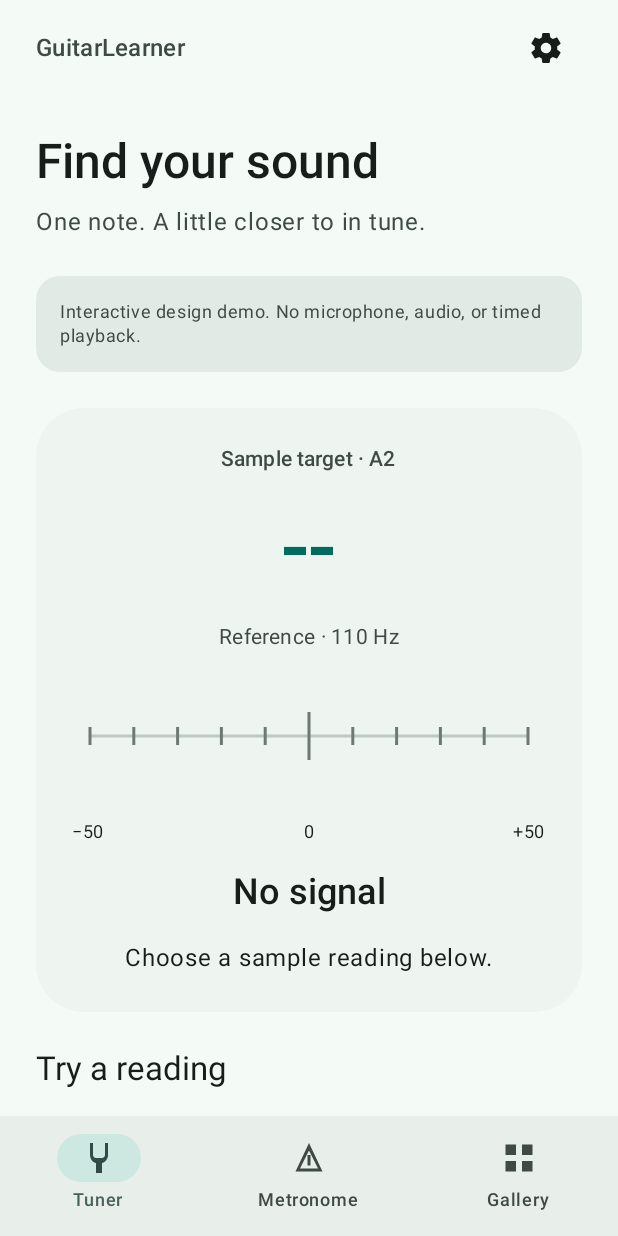
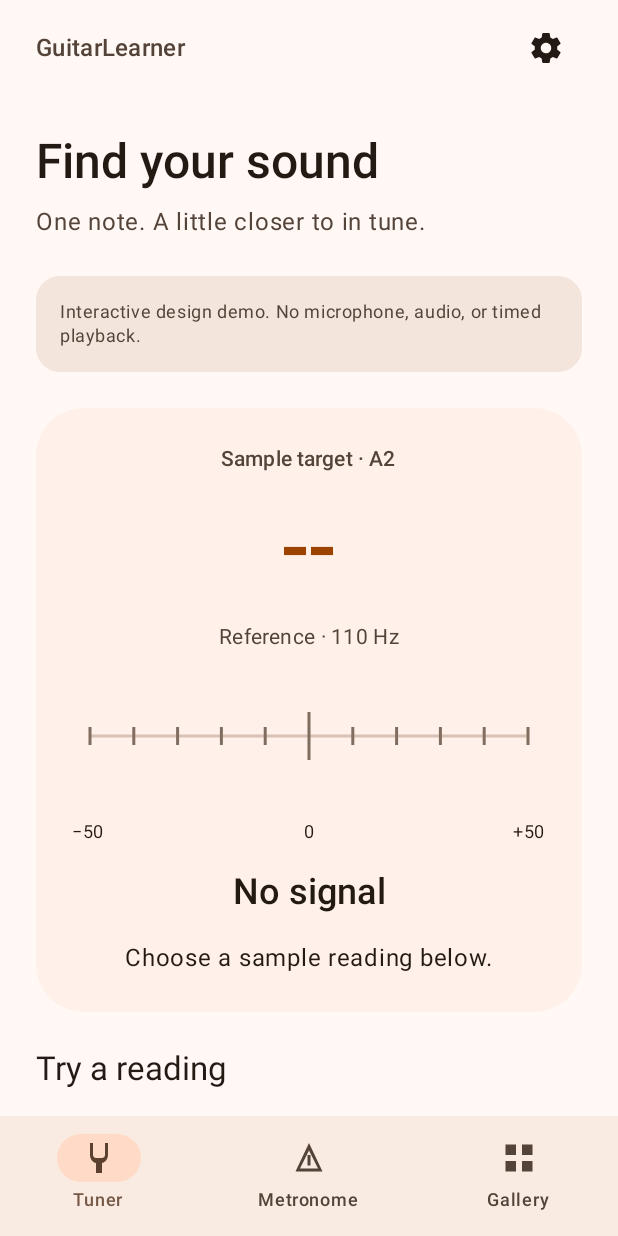
Before and after one commit to pekochan069/GuitarLearner, an Android app built with Jetpack Compose: the screen it shows after launch (MainActivity), on a phone screen of 412 x 824 dp. Run offline under Robolectric (Android 15) with nearby library versions, the light colour scheme and no system bars; our stand-ins replace Material 3 Expressive styles (plain Material 3 is drawn).

Commit message:
feat: change primary color to orange

```diff
--- a/app/src/main/java/com/pekochan069/guitarlearner/ui/theme/Color.kt
+++ b/app/src/main/java/com/pekochan069/guitarlearner/ui/theme/Color.kt
@@ -5,103 +5,103 @@ import androidx.compose.material3.lightColorScheme
 import androidx.compose.ui.graphics.Color
 
 internal val LightColors = lightColorScheme(
-    primary = Color(0xFF006B5F),
+    primary = Color(0xFF9C4300),
     onPrimary = Color(0xFFFFFFFF),
-    primaryContainer = Color(0xFF9EF2E3),
-    onPrimaryContainer = Color(0xFF005047),
-    inversePrimary = Color(0xFF82D5C7),
-    secondary = Color(0xFF4A635E),
+    primaryContainer = Color(0xFFFFDBC7),
+    onPrimaryContainer = Color(0xFF783100),
+    inversePrimary = Color(0xFFFFB68A),
+    secondary = Color(0xFF755846),
     onSecondary = Color(0xFFFFFFFF),
-    secondaryContainer = Color(0xFFCDE8E1),
-    onSecondaryContainer = Color(0xFF324B46),
-    tertiary = Color(0xFF48617B),
+    secondaryContainer = Color(0xFFFFDBC7),
+    onSecondaryContainer = Color(0xFF5C4130),
+    tertiary = Color(0xFF715C00),
     onTertiary = Color(0xFFFFFFFF),
-    tertiaryContainer = Color(0xFFD0E4FF),
-    onTertiaryContainer = Color(0xFF304963),
-    background = Color(0xFFF4FBF7),
-    onBackground = Color(0xFF161D1B),
-    surface = Color(0xFFF4FBF7),
-    onSurface = Color(0xFF161D1B),
-    surfaceVariant = Color(0xFFDAE5E0),
-    onSurfaceVariant = Color(0xFF3F4945),
-    surfaceTint = Color(0xFF006B5F),
-    inverseSurface = Color(0xFF2B322F),
-    inverseOnSurface = Color(0xFFECF3EF),
+    tertiaryContainer = Color(0xFFFFE08B),
+    onTertiaryContainer = Color(0xFF554500),
+    background = Color(0xFFFFF8F5),
+    onBackground = Color(0xFF241A14),
+    surface = Color(0xFFFFF8F5),
+    onSurface = Color(0xFF241A14),
+    surfaceVariant = Color(0xFFF4DED3),
+    onSurfaceVariant = Color(0xFF534339),
+    surfaceTint = Color(0xFF9C4300),
+    inverseSurface = Color(0xFF3A2E27),
+    inverseOnSurface = Color(0xFFFFEDE3),
     error = Color(0xFFBA1A1A),
     onError = Color(0xFFFFFFFF),
     errorContainer = Color(0xFFFFDAD6),
     onErrorContainer = Color(0xFF93000A),
-    outline = Color(0xFF6F7974),
-    outlineVariant = Color(0xFFBEC9C3),
+    outline = Color(0xFF806D60),
+    outlineVariant = Color(0xFFD8C2B5),
     scrim = Color(0xFF000000),
-    surfaceBright = Color(0xFFF4FBF7),
-    surfaceDim = Color(0xFFD5DDD8),
+    surfaceBright = Color(0xFFFFF8F5),
+    surfaceDim = Color(0xFFE5D7CE),
     surfaceContainerLowest = Color(0xFFFFFFFF),
-    surfaceContainerLow = Color(0xFFEEF5F1),
-    surfaceContainer = Color(0xFFE8EFEB),
-    surfaceContainerHigh = Color(0xFFE2EAE5),
-    surfaceContainerHighest = Color(0xFFDCE4E0),
-    primaryFixed = Color(0xFF9EF2E3),
-    primaryFixedDim = Color(0xFF82D5C7),
-    onPrimaryFixed = Color(0xFF00201B),
-    onPrimaryFixedVariant = Color(0xFF005047),
-    secondaryFixed = Color(0xFFCDE8E1),
-    secondaryFixedDim = Color(0xFFB1CCC5),
-    onSecondaryFixed = Color(0xFF06201B),
-    onSecondaryFixedVariant = Color(0xFF324B46),
-    tertiaryFixed = Color(0xFFD0E4FF),
-    tertiaryFixedDim = Color(0xFFB0C9E8),
-    onTertiaryFixed = Color(0xFF001D34),
-    onTertiaryFixedVariant = Color(0xFF304963),
+    surfaceContainerLow = Color(0xFFFFF1E9),
+    surfaceContainer = Color(0xFFF9EBE2),
+    surfaceContainerHigh = Color(0xFFF3E5DC),
+    surfaceContainerHighest = Color(0xFFEEDFD7),
+    primaryFixed = Color(0xFFFFDBC7),
+    primaryFixedDim = Color(0xFFFFB68A),
+    onPrimaryFixed = Color(0xFF341100),
+    onPrimaryFixedVariant = Color(0xFF783100),
+    secondaryFixed = Color(0xFFFFDBC7),
+    secondaryFixedDim = Color(0xFFE5BFA8),
+    onSecondaryFixed = Color(0xFF2A170A),
+    onSecondaryFixedVariant = Color(0xFF5C4130),
+    tertiaryFixed = Color(0xFFFFE08B),
+    tertiaryFixedDim = Color(0xFFE2C36D),
+    onTertiaryFixed = Color(0xFF231B00),
+    onTertiaryFixedVariant = Color(0xFF554500),
 )
 
 internal val DarkColors = darkColorScheme(
-    primary = Color(0xFF82D5C7),
-    onPrimary = Color(0xFF00372F),
-    primaryContainer = Color(0xFF005047),
-    onPrimaryContainer = Color(0xFF9EF2E3),
-    inversePrimary = Color(0xFF006B5F),
-    secondary = Color(0xFFB1CCC5),
-    onSecondary = Color(0xFF1C3530),
-    secondaryContainer = Color(0xFF324B46),
-    onSecondaryContainer = Color(0xFFCDE8E1),
-    tertiary = Color(0xFFB0C9E8),
-    onTertiary = Color(0xFF17324B),
-    tertiaryContainer = Color(0xFF304963),
-    onTertiaryContainer = Color(0xFFD0E4FF),
-    background = Color(0xFF0E1512),
-    onBackground = Color(0xFFDCE4E0),
-    surface = Color(0xFF0E1512),
-    onSurface = Color(0xFFDCE4E0),
-    surfaceVariant = Color(0xFF3F4945),
-    onSurfaceVariant = Color(0xFFBEC9C3),
-    surfaceTint = Color(0xFF82D5C7),
-    inverseSurface = Color(0xFFDCE4E0),
-    inverseOnSurface = Color(0xFF2B322F),
+    primary = Color(0xFFFFB68A),
+    onPrimary = Color(0xFF542100),
+    primaryContainer = Color(0xFF783100),
+    onPrimaryContainer = Color(0xFFFFDBC7),
+    inversePrimary = Color(0xFF9C4300),
+    secondary = Color(0xFFE5BFA8),
+    onSecondary = Color(0xFF422B1B),
+    secondaryContainer = Color(0xFF5C4130),
+    onSecondaryContainer = Color(0xFFFFDBC7),
+    tertiary = Color(0xFFE2C36D),
+    onTertiary = Color(0xFF3C2F00),
+    tertiaryContainer = Color(0xFF554500),
+    onTertiaryContainer = Color(0xFFFFE08B),
+    background = Color(0xFF1B120D),
+    onBackground = Color(0xFFEEDFD7),
+    surface = Color(0xFF1B120D),
+    onSurface = Color(0xFFEEDFD7),
+    surfaceVariant = Color(0xFF534339),
+    onSurfaceVariant = Color(0xFFD8C2B5),
+    surfaceTint = Color(0xFFFFB68A),
+    inverseSurface = Color(0xFFEEDFD7),
+    inverseOnSurface = Color(0xFF3A2E27),
     error = Color(0xFFFFB4AB),
     onError = Color(0xFF690005),
     errorContainer = Color(0xFF93000A),
     onErrorContainer = Color(0xFFFFDAD6),
-    outline = Color(0xFF89938E),
-    outlineVariant = Color(0xFF3F4945),
+    outline = Color(0xFFA58F81),
+    outlineVariant = Color(0xFF534339),
     scrim = Color(0xFF000000),
-    surfaceBright = Color(0xFF343C38),
-    surfaceDim = Color(0xFF0E1512),
-    surfaceContainerLowest = Color(0xFF090F0D),
-    surfaceContainerLow = Color(0xFF161D1B),
-    surfaceContainer = Color(0xFF1A211F),
-    surfaceContainerHigh = Color(0xFF242C29),
-    surfaceContainerHighest = Color(0xFF2F3734),
-    primaryFixed = Color(0xFF9EF2E3),
-    primaryFixedDim = Color(0xFF82D5C7),
-    onPrimaryFixed = Color(0xFF00201B),
-    onPrimaryFixedVariant = Color(0xFF005047),
-    secondaryFixed = Color(0xFFCDE8E1),
-    secondaryFixedDim = Color(0xFFB1CCC5),
-    onSecondaryFixed = Color(0xFF06201B),
-    onSecondaryFixedVariant = Color(0xFF324B46),
-    tertiaryFixed = Color(0xFFD0E4FF),
-    tertiaryFixedDim = Color(0xFFB0C9E8),
-    onTertiaryFixed = Color(0xFF001D34),
-    onTertiaryFixedVariant = Color(0xFF304963),
+    surfaceBright = Color(0xFF44372F),
+    surfaceDim = Color(0xFF1B120D),
+    surfaceContainerLowest = Color(0xFF150C08),
+    surfaceContainerLow = Color(0xFF241A14),
+    surfaceContainer = Color(0xFF281E18),
+    surfaceContainerHigh = Color(0xFF332822),
+    surfaceContainerHighest = Color(0xFF3F332C),
+    primaryFixed = Color(0xFFFFDBC7),
+    primaryFixedDim = Color(0xFFFFB68A),
+    onPrimaryFixed = Color(0xFF341100),
+    onPrimaryFixedVariant = Color(0xFF783100),
+    secondaryFixed = Color(0xFFFFDBC7),
+    secondaryFixedDim = Color(0xFFE5BFA8),
+    onSecondaryFixed = Color(0xFF2A170A),
+    onSecondaryFixedVariant = Color(0xFF5C4130),
+    tertiaryFixed = Color(0xFFFFE08B),
+    tertiaryFixedDim = Color(0xFFE2C36D),
+    onTertiaryFixed = Color(0xFF231B00),
+    onTertiaryFixedVariant = Color(0xFF554500),
 )
```
